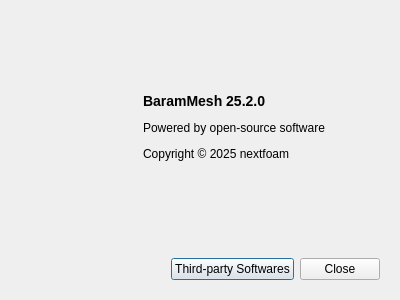
nextfoam/baram, file baramMesh/view/menu/help/about_dialog.ui: the form before one commit.
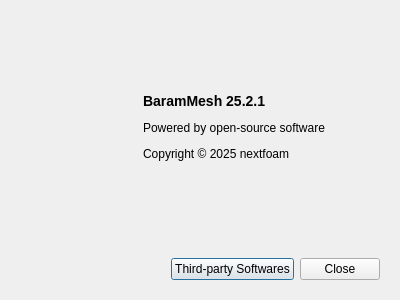
The form after the commit.

What changed in the file:
```diff
--- a/baramMesh/view/menu/help/about_dialog.ui
+++ b/baramMesh/view/menu/help/about_dialog.ui
@@ -90,7 +90,7 @@
          </sizepolicy>
         </property>
         <property name="text">
-         <string>&lt;p&gt;&lt;b&gt;&lt;font size=&quot;4&quot;&gt;BaramMesh 25.2.0&lt;/font&gt;&lt;/b&gt;&lt;/p&gt;
+         <string>&lt;p&gt;&lt;b&gt;&lt;font size=&quot;4&quot;&gt;BaramMesh 25.2.1&lt;/font&gt;&lt;/b&gt;&lt;/p&gt;
 
 &lt;p&gt;Powered by open-source software&lt;/p&gt;
 
```
